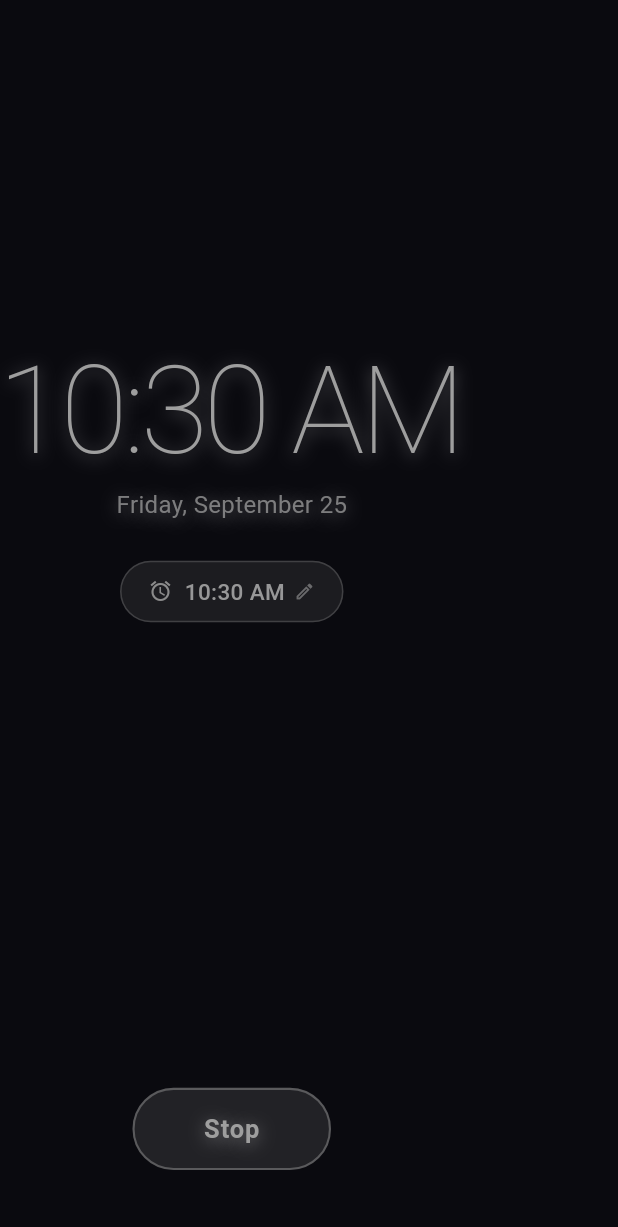
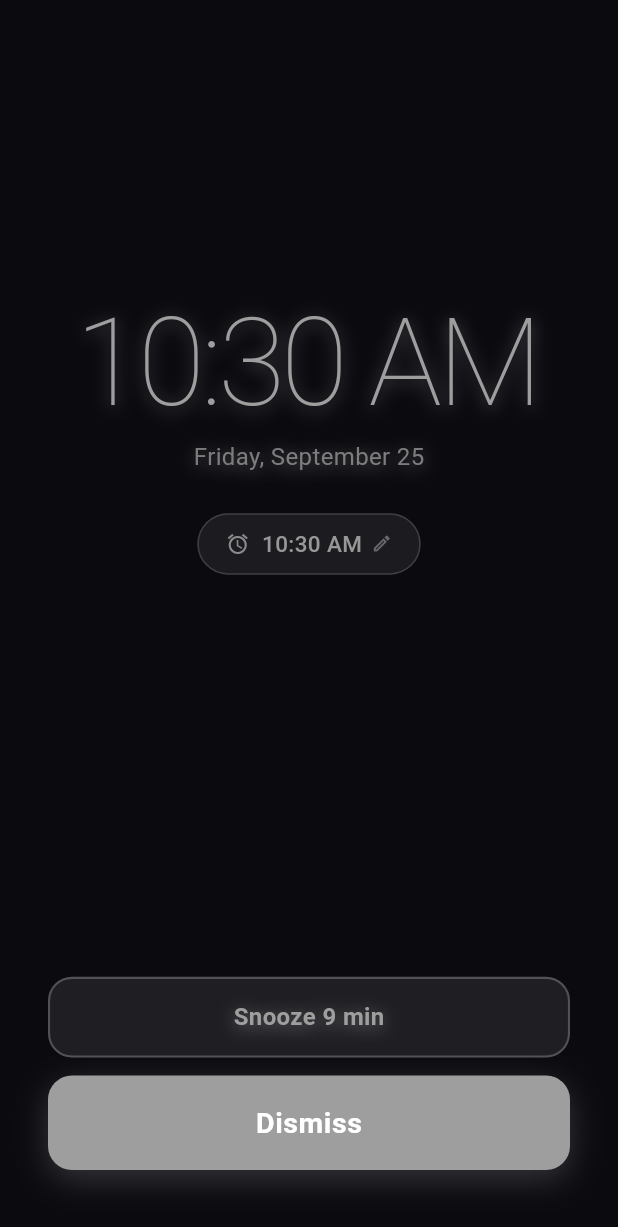
Before and after one commit to rachaelfi/not-clock, a Flutter app: the _ClockFace widget shown alone on an empty page, opened directly with empty values, on a phone screen of 412 x 824 dp. Shown: the top 1227 px of the screen. Run offline on Flutter 3.47's test engine with Material 3 defaults, Android fonts, the phone set to English and light mode, and no system bars; our stand-ins replace audioplayers, device_info_plus, in_app_review, share_plus, shared_preferences; missing offline and left inert: screen_brightness; accounts and stored records are empty; network calls fail.

Commit message:
Fixed default sound and firing screen bugs

```diff
--- a/lib/config/sound_config.dart
+++ b/lib/config/sound_config.dart
@@ -29,7 +29,7 @@
 /// The default alarm sound filename.
 /// Set this for the default for new alarms.
 /// Use 'None' for no sound by default.
-const String defaultAlarmSound = 'forestbirds.mp3';
+const String defaultAlarmSound = 'birds.mp3';
 
 
 const String defaultTimerSound = 'digital-bell.mp3';
--- a/lib/models/alarm_data.dart
+++ b/lib/models/alarm_data.dart
@@ -1,3 +1,4 @@
+import 'package:not_clock/config/sound_config.dart';
 class AlarmData {
   int hour; // 1-12
   int minute; // 0-59
@@ -18,7 +19,7 @@
     this.label = 'Alarm',
     this.enabled = true,
     List<int>? repeatDays,
-    this.sound = 'None',
+    this.sound = defaultAlarmSound,
     this.customSoundPath,
     this.snoozeEnabled = true,
     this.snoozeDurationMinutes = 9,
--- a/lib/screens/night_clock_screen.dart
+++ b/lib/screens/night_clock_screen.dart
@@ -3,8 +3,11 @@
 import 'package:flutter/material.dart';
 import 'package:flutter/services.dart';
 import 'package:not_clock/main.dart';
+import 'package:not_clock/models/alarm_data.dart';
 import 'package:not_clock/models/app_settings.dart';
 import 'package:not_clock/config/sunrise_presets.dart';
+import 'package:not_clock/services/alarm_scheduler.dart';
+import 'package:not_clock/services/audio_service.dart';
 import 'package:not_clock/services/brightness_service.dart';
 
 // ─────────────────────────────────────────────────────────────────────────────
@@ -23,8 +26,13 @@
 //  ramps the backlight from near-dark to full, hitting white as the alarm
 //  sounds.
 //
-//  Text and controls pick white or near-black by sampling the sky at their own
-//  vertical position, so they stay readable through all of it.
+//  This screen also opens for the sunrise alone, with the Night Clock setting
+//  off. Then [showStars] is false and the pending sky stays plain black —
+//  there's no starfield to look at, only the light that arrives at the end.
+//
+//  When the sleep alarm fires, this screen presents it in place, with Snooze
+//  and Dismiss. The scheduler is told to skip its own firing screen, which
+//  would otherwise cover the sky the whole night was building towards.
 // ─────────────────────────────────────────────────────────────────────────────
 
 enum SkyPhase { night, sunrise, day }
@@ -60,7 +68,7 @@
   ],
 };
 
-/// Sunrise-only mode's pending sky — plain and dark, no starfield.
+/// Sunrise-only mode's pending sky — plain and dark, no starfield to sit on.
 const _plainNightSky = <Color>[
   Color(0xFF05060F),
   Color(0xFF08090F),
@@ -98,11 +106,13 @@
   /// Called when the user taps Stop. The sleep screen cancels the alarm here.
   final VoidCallback? onStop;
 
-  /// Called when the user picks a new time from the night clock itself.
+  /// Called when the user picks a new time from the night clock itself, or
+  /// snoozes.
   final ValueChanged<DateTime>? onAlarmChanged;
 
-  /// Whether to draw the star field while the alarm is pending. False when the Night Clock setting is off
-  /// and this screen exists only to run the sunrise — then the pending sky stays plain black.
+  /// Whether to draw the star field while the alarm is pending. False when the
+  /// Night Clock setting is off and this screen exists only to run the
+  /// sunrise.
   final bool showStars;
 
   const NightClockScreen({
@@ -127,11 +137,16 @@
   Timer? _clockTimer;
   Timer? _dimTimer;
   Timer? _shootingScheduler;
+  Timer? _autoDismiss;
 
   DateTime _now = DateTime.now();
   DateTime? _alarmTime;
   bool _dimmed = false;
   bool _alarmFired = false;
+
+  /// Non-null while the alarm is actually sounding. Drives Snooze/Dismiss in
+  /// place of Stop.
+  AlarmData? _firingAlarm;
 
   final _rng = math.Random();
   late final List<_Star> _stars;
@@ -140,8 +155,8 @@
 
   static const _dimAfter = Duration(seconds: 12);
 
-  // Where the clock block and the Stop button sit vertically, used to sample
-  // the sky for contrast.
+  // Where the clock block and the buttons sit vertically, used to sample the
+  // sky for contrast.
   static const _clockDepth = 0.34;
   static const _buttonDepth = 0.92;
 
@@ -155,8 +170,7 @@
       SunrisePreset.byId(widget.settings.sunrisePresetId);
 
   /// How far through the wake-up window we are: 0 at the start, 1 at alarm
-  /// time. Null when the sunrise isn't running — switched off, no alarm set,
-  /// still outside the window, or the alarm has already fired.
+  /// time. Null when the sunrise isn't running.
   double? get _sunriseProgress {
     if (!widget.settings.sunriseEnabled) return null;
     if (_alarmTime == null || _alarmFired) return null;
@@ -174,10 +188,6 @@
   bool get _sunriseActive => _sunriseProgress != null;
 
   /// The sky currently on screen, top to bottom.
-  ///
-  /// During the sunrise this is built from the preset: near-black at the top
-  /// early on, opening up to the full colour as the window progresses, so the
-  /// light grows from a glow at the horizon into the whole screen.
   List<Color> get _skyStops {
     final p = _sunriseProgress;
     if (p != null) {
@@ -187,8 +197,7 @@
       return [top, middle, glow];
     }
 
-    // Nothing to look at before the light starts, so don't borrow the
-    // starfield's sky when there's no starfield.
+    // Don't borrow the starfield's sky when there's no starfield.
     if (!widget.showStars && !_alarmFired) return _plainNightSky;
 
     return _skyGradients[_phase]!;
@@ -207,6 +216,10 @@
     super.initState();
 
     _alarmTime = widget.alarmTime;
+
+    // Tell the scheduler to hand the sleep alarm over rather than pushing its
+    // own screen on top of ours.
+    AlarmScheduler.nightClockHandler = _onAlarmFired;
 
     // Fixed seed so the sky doesn't reshuffle on every rebuild.
     final seeded = math.Random(20260909);
@@ -241,9 +254,15 @@
 
   @override
   void dispose() {
+    // Hand the alarm back before anything else, so a firing alarm doesn't end
+    // up with no screen to present it.
+    AlarmScheduler.nightClockHandler = null;
+    if (_firingAlarm != null) AudioService.stop();
+
     _clockTimer?.cancel();
     _dimTimer?.cancel();
     _shootingScheduler?.cancel();
+    _autoDismiss?.cancel();
     _twinkle.dispose();
     _shooting.dispose();
     _drift.dispose();
@@ -254,6 +273,72 @@
     // WakelockPlus.disable();
     super.dispose();
   }
+
+  // ─── Alarm presentation ────────────────────────────────────────────────────
+
+  /// The scheduler is sounding the sleep alarm and has left the screen to us.
+  void _onAlarmFired(AlarmData alarm) {
+    if (!mounted) return;
+
+    setState(() {
+      _firingAlarm = alarm;
+      _alarmFired = true;
+      _dimmed = false;
+    });
+    _dimTimer?.cancel();
+    BrightnessService.restore();
+
+    // Matches AudioService's own three-minute cutoff, so the buttons don't
+    // sit there forever after the sound has given up.
+    _autoDismiss?.cancel();
+    _autoDismiss = Timer(const Duration(minutes: 3), () {
+      if (mounted && _firingAlarm != null) _dismissAlarm();
+    });
+  }
+
+    void _dismissAlarm() {
+    final alarm = _firingAlarm;
+    if (alarm == null) return;
+
+    _autoDismiss?.cancel();
+    AudioService.stop();
+    BrightnessService.restore();
+
+    // Clears the sleep alarm and calls onSleepAlarmDismissed, which flips the
+    // sleep screen's button back to "Set Sleep Alarm" — so there's no need to
+    // also call widget.onStop here.
+    AlarmScheduler.completeDismiss(alarm, isFromSleep: true);
+
+    _firingAlarm = null;
+    // You're up. Nothing left for this screen to show.
+    Navigator.of(context).pop();
+  }
+
+  void _snoozeAlarm() {
+    final alarm = _firingAlarm;
+    if (alarm == null) return;
+
+    _autoDismiss?.cancel();
+    AudioService.stop();
+    final next = AlarmScheduler.completeSnooze(
+      alarm,
+      alarm.snoozeDurationMinutes,
+      isFromSleep: true,
+    );
+
+    setState(() {
+      _firingAlarm = null;
+      _alarmTime = next;
+      // Back to pending: night sky again, and the sunrise re-runs if the
+      // snooze is longer than the wake-up window.
+      _alarmFired = false;
+    });
+
+    widget.onAlarmChanged?.call(next);
+    _restartDimTimer();
+  }
+
+  // ─── Loop ──────────────────────────────────────────────────────────────────
 
   void _tick() {
     if (!mounted) return;
@@ -307,7 +392,9 @@
     final delay = Duration(milliseconds: 9000 + _rng.nextInt(13000));
     _shootingScheduler = Timer(delay, () {
       if (!mounted) return;
-      if (widget.showStars && _phase == SkyPhase.night && !_sunriseActive) {
+      if (widget.showStars &&
+          _phase == SkyPhase.night &&
+          !_sunriseActive) {
         setState(() => _shot = _ShootingStar.random(_rng));
         _shooting.forward(from: 0);
       }
@@ -357,7 +444,8 @@
     final starOpacity = sunrise == null
         ? 1.0
         : (1.0 - sunrise * 2.2).clamp(0.0, 1.0);
-        final showStars = widget.showStars && phase == SkyPhase.night && starOpacity > 0;
+    final paintStars =
+        widget.showStars && phase == SkyPhase.night && starOpacity > 0;
 
     return Scaffold(
       backgroundColor: Colors.black,
@@ -392,7 +480,7 @@
               ),
 
             // 3. Stars + shooting star.
-            if (showStars)
+            if (paintStars)
               AnimatedBuilder(
                 animation: Listenable.merge([_twinkle, _shooting]),
                 builder: (context, _) => Opacity(
@@ -424,7 +512,7 @@
                 ),
               ),
 
-            // 5. Clock, alarm row, Stop button.
+            // 5. Clock, alarm row, and buttons.
             SafeArea(
               child: AnimatedOpacity(
                 opacity: _dimmed ? 0.0 : 1.0,
@@ -434,10 +522,13 @@
                   use24Hour: widget.settings.use24HourFormat,
                   alarmTime: _alarmTime,
                   alarmFired: _alarmFired,
+                  firingAlarm: _firingAlarm,
                   clockInk: clockInk,
                   buttonInk: buttonInk,
                   onStop: _stop,
                   onEditAlarm: _editAlarm,
+                  onDismiss: _dismissAlarm,
+                  onSnooze: _snoozeAlarm,
                 ),
               ),
             ),
@@ -493,7 +584,8 @@
 
   @override
   void paint(Canvas canvas, Size size) {
-    final center = Offset(size.width * 0.5, size.height * (1.02 - 0.18 * progress));
+    final center =
+        Offset(size.width * 0.5, size.height * (1.02 - 0.18 * progress));
     final radius = size.width * (0.35 + 0.95 * progress);
 
     canvas.drawCircle(
@@ -521,21 +613,29 @@
   final bool use24Hour;
   final DateTime? alarmTime;
   final bool alarmFired;
+  final AlarmData? firingAlarm;
   final Color clockInk;
   final Color buttonInk;
   final VoidCallback onStop;
   final VoidCallback onEditAlarm;
+  final VoidCallback onDismiss;
+  final VoidCallback onSnooze;
 
   const _ClockFace({
     required this.now,
     required this.use24Hour,
     required this.alarmTime,
     required this.alarmFired,
+    required this.firingAlarm,
     required this.clockInk,
     required this.buttonInk,
     required this.onStop,
     required this.onEditAlarm,
+    required this.onDismiss,
+    required this.onSnooze,
   });
+
+  bool get _isFiring => firingAlarm != null;
 
   @override
   Widget build(BuildContext context) {
@@ -621,13 +721,20 @@
         const Spacer(flex: 4),
 
         Padding(
-          padding: const EdgeInsets.only(bottom: 44),
+          padding: const EdgeInsets.fromLTRB(32, 0, 32, 44),
+          child: _isFiring ? _firingButtons() : _stopButton(),
+        ),
+      ],
+    );
+  }
+
+  Widget _stopButton() {
+    return Center(
       child: GestureDetector(
         onTap: onStop,
         behavior: HitTestBehavior.opaque,
         child: Container(
-              padding:
-                  const EdgeInsets.symmetric(horizontal: 46, vertical: 14),
+          padding: const EdgeInsets.symmetric(horizontal: 46, vertical: 14),
           decoration: BoxDecoration(
             color: buttonInk.withValues(alpha: 0.16),
             borderRadius: BorderRadius.circular(30),
@@ -642,6 +749,75 @@
               fontWeight: FontWeight.w600,
               letterSpacing: 0.6,
               shadows: _shadowFor(buttonInk),
+            ),
+          ),
+        ),
+      ),
+    );
+  }
+
+  /// Dismiss is solid so it's unmistakable at 6 AM; Snooze is the quieter
+  /// outline above it.
+  Widget _firingButtons() {
+    final onSolid =
+        buttonInk == Colors.white ? const Color(0xFF12212E) : Colors.white;
+
+    return Column(
+      mainAxisSize: MainAxisSize.min,
+      children: [
+        if (firingAlarm!.snoozeEnabled) ...[
+          GestureDetector(
+            onTap: onSnooze,
+            behavior: HitTestBehavior.opaque,
+            child: Container(
+              width: double.infinity,
+              padding: const EdgeInsets.symmetric(vertical: 14),
+              decoration: BoxDecoration(
+                color: buttonInk.withValues(alpha: 0.14),
+                borderRadius: BorderRadius.circular(16),
+                border: Border.all(
+                    color: buttonInk.withValues(alpha: 0.4), width: 1.4),
+              ),
+              child: Center(
+                child: Text(
+                  'Snooze ${firingAlarm!.snoozeDurationMinutes} min',
+                  style: TextStyle(
+                    color: buttonInk,
+                    fontSize: 16,
+                    fontWeight: FontWeight.w600,
+                    shadows: _shadowFor(buttonInk),
+                  ),
+                ),
+              ),
+            ),
+          ),
+          const SizedBox(height: 12),
+        ],
+        GestureDetector(
+          onTap: onDismiss,
+          behavior: HitTestBehavior.opaque,
+          child: Container(
+            width: double.infinity,
+            padding: const EdgeInsets.symmetric(vertical: 18),
+            decoration: BoxDecoration(
+              color: buttonInk,
+              borderRadius: BorderRadius.circular(16),
+              boxShadow: [
+                BoxShadow(
+                  color: buttonInk.withValues(alpha: 0.3),
+                  blurRadius: 18,
+                  offset: const Offset(0, 6),
+                ),
+              ],
+            ),
+            child: Center(
+              child: Text(
+                'Dismiss',
+                style: TextStyle(
+                  color: onSolid,
+                  fontSize: 19,
+                  fontWeight: FontWeight.w700,
+                  letterSpacing: 0.4,
                 ),
               ),
             ),
@@ -1159,6 +1335,9 @@
 // ─── Entry point used by the sleep screen ────────────────────────────────────
 
 /// Opens the night clock full-screen. Returns when the user taps Stop.
+///
+/// Pass `showStars: false` when it's open only to run the sunrise — the Night
+/// Clock setting is off but the sunrise simulator is on.
 Future<void> openNightClock(
   BuildContext context, {
   DateTime? alarmTime,
--- a/lib/screens/sleep.dart
+++ b/lib/screens/sleep.dart
@@ -7,7 +7,7 @@
 import 'package:not_clock/screens/alarm_sub/sound_picker.dart';
 import 'package:not_clock/screens/night_clock_screen.dart';
 import 'package:not_clock/services/alarm_scheduler.dart';
-
+import 'package:not_clock/config/sound_config.dart';
 class SleepScreen extends StatefulWidget {
   const SleepScreen({super.key});
 
@@ -24,7 +24,7 @@
   bool _alarmIsSet = false;
 
   // Sound and flash settings for the sleep alarm
-  String _selectedSound = 'None';
+  String _selectedSound = defaultAlarmSound;
   bool _flashEnabled = false;
 
   late FixedExtentScrollController _hourController;
```
Also changed, not shown: lib/services/alarm_scheduler.dart (+72 -16 lines). Lines whose indentation alone changed are shown as unchanged.
